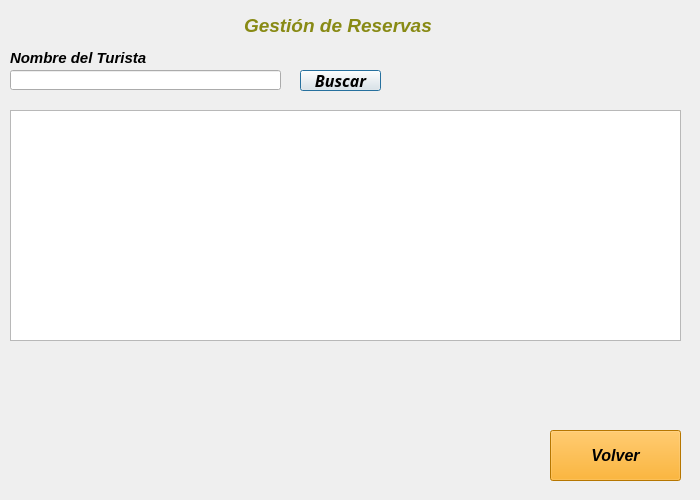
Old version of the form Proyecto Final/TourismCompass/findtourist.ui in the repository ingalexvarela/ProyectoQT.
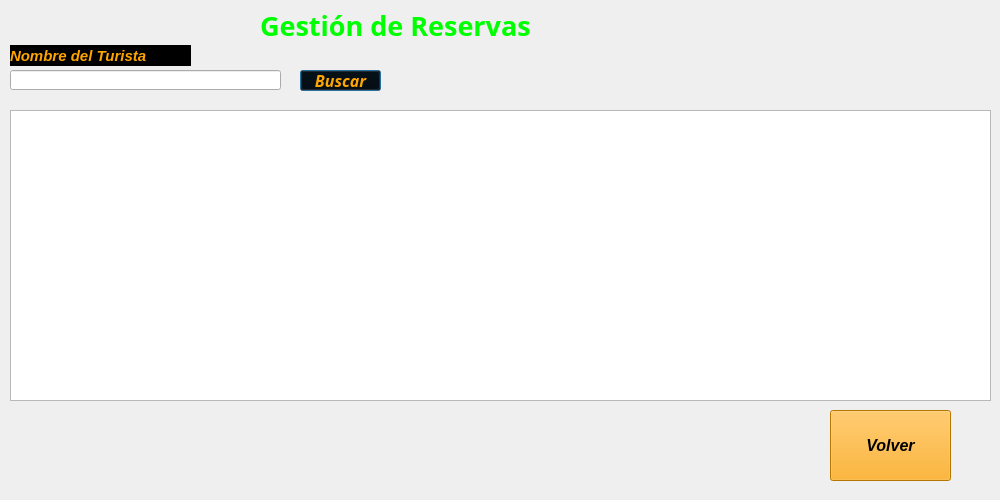
New version of the form. Icons and pictures are not drawn.

```diff
--- a/Proyecto Final/TourismCompass/findtourist.ui
+++ b/Proyecto Final/TourismCompass/findtourist.ui
@@ -6,7 +6,7 @@
    <rect>
     <x>0</x>
     <y>0</y>
-    <width>700</width>
+    <width>1000</width>
     <height>500</height>
    </rect>
   </property>
@@ -20,9 +20,9 @@
    <property name="geometry">
     <rect>
      <x>10</x>
-     <y>50</y>
+     <y>45</y>
      <width>181</width>
-     <height>16</height>
+     <height>21</height>
     </rect>
    </property>
    <property name="font">
@@ -32,6 +32,10 @@
      <bold>true</bold>
     </font>
    </property>
+   <property name="styleSheet">
+    <string notr="true">background: #000000;
+color:  #FFA500;</string>
+   </property>
    <property name="text">
     <string>Nombre del Turista</string>
    </property>
@@ -63,6 +67,10 @@
      <bold>true</bold>
     </font>
    </property>
+   <property name="styleSheet">
+    <string notr="true">background: #000000;
+color:  #FFA500;</string>
+   </property>
    <property name="text">
     <string>Buscar</string>
    </property>
@@ -72,51 +80,21 @@
     <rect>
      <x>10</x>
      <y>110</y>
-     <width>671</width>
-     <height>231</height>
+     <width>981</width>
+     <height>291</height>
     </rect>
    </property>
    <property name="styleSheet">
     <string notr="true">background-image:url(:/images/b.jpg) ;</string>
    </property>
   </widget>
-  <widget class="QTextEdit" name="textEdit">
-   <property name="geometry">
-    <rect>
-     <x>240</x>
-     <y>10</y>
-     <width>241</width>
-     <height>41</height>
-    </rect>
-   </property>
-   <property name="autoFillBackground">
-    <bool>false</bool>
-   </property>
-   <property name="styleSheet">
-    <string notr="true">color: #8A2BE2;
-background-color: transparent;
-
-border: none;
-</string>
-   </property>
-   <property name="html">
-    <string>&lt;!DOCTYPE HTML PUBLIC &quot;-//W3C//DTD HTML 4.0//EN&quot; &quot;http://www.w3.org/TR/REC-html40/strict.dtd&quot;&gt;
-&lt;html&gt;&lt;head&gt;&lt;meta name=&quot;qrichtext&quot; content=&quot;1&quot; /&gt;&lt;meta charset=&quot;utf-8&quot; /&gt;&lt;style type=&quot;text/css&quot;&gt;
-p, li { white-space: pre-wrap; }
-hr { height: 1px; border-width: 0; }
-li.unchecked::marker { content: &quot;\2610&quot;; }
-li.checked::marker { content: &quot;\2612&quot;; }
-&lt;/style&gt;&lt;/head&gt;&lt;body style=&quot; font-family:'Segoe UI'; font-size:9pt; font-weight:400; font-style:normal;&quot;&gt;
-&lt;p style=&quot; margin-top:0px; margin-bottom:0px; margin-left:0px; margin-right:0px; -qt-block-indent:0; text-indent:0px;&quot;&gt;&lt;span style=&quot; font-size:14pt; font-weight:700; font-style:italic; color:#888a14;&quot;&gt;Gestión de Reservas&lt;/span&gt;&lt;/p&gt;&lt;/body&gt;&lt;/html&gt;</string>
-   </property>
-  </widget>
   <widget class="QPushButton" name="pushButton">
    <property name="geometry">
     <rect>
-     <x>550</x>
-     <y>430</y>
-     <width>131</width>
-     <height>51</height>
+     <x>830</x>
+     <y>410</y>
+     <width>121</width>
+     <height>71</height>
     </rect>
    </property>
    <property name="font">
@@ -134,6 +112,30 @@
     <string>Volver</string>
    </property>
   </widget>
+  <widget class="QLabel" name="label_11">
+   <property name="geometry">
+    <rect>
+     <x>260</x>
+     <y>10</y>
+     <width>291</width>
+     <height>31</height>
+    </rect>
+   </property>
+   <property name="font">
+    <font>
+     <family>Bahnschrift</family>
+     <pointsize>20</pointsize>
+     <bold>true</bold>
+    </font>
+   </property>
+   <property name="styleSheet">
+    <string notr="true">color:  #00FF00;
+background:  transparent;</string>
+   </property>
+   <property name="text">
+    <string>Gestión de Reservas</string>
+   </property>
+  </widget>
  </widget>
  <tabstops>
   <tabstop>txtTourstfName</tabstop>
```
